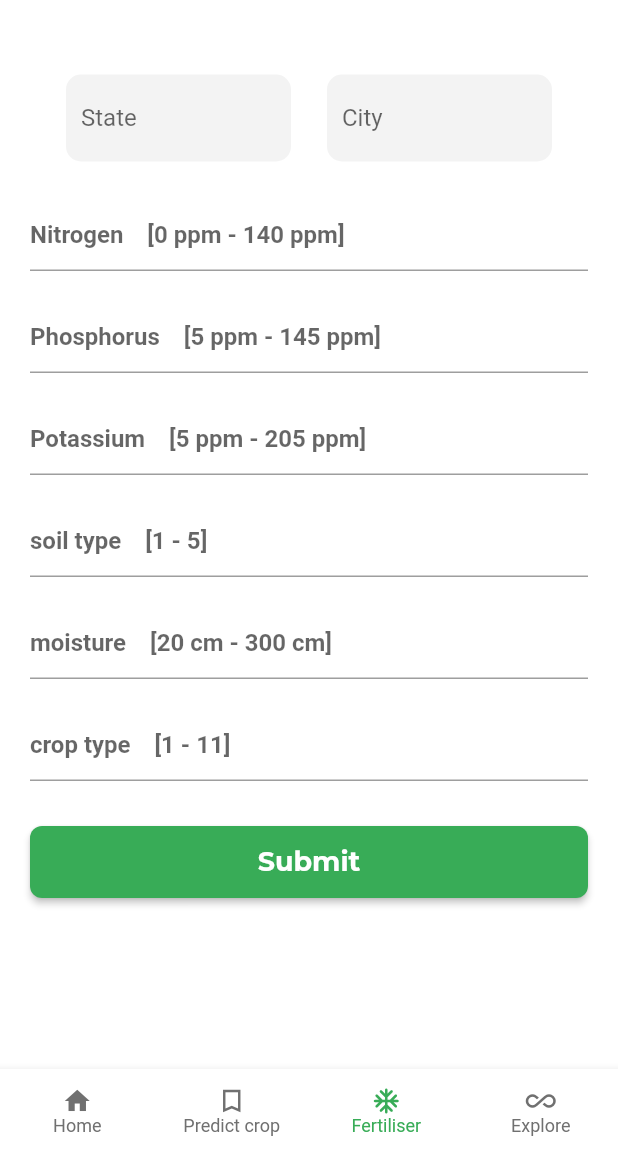
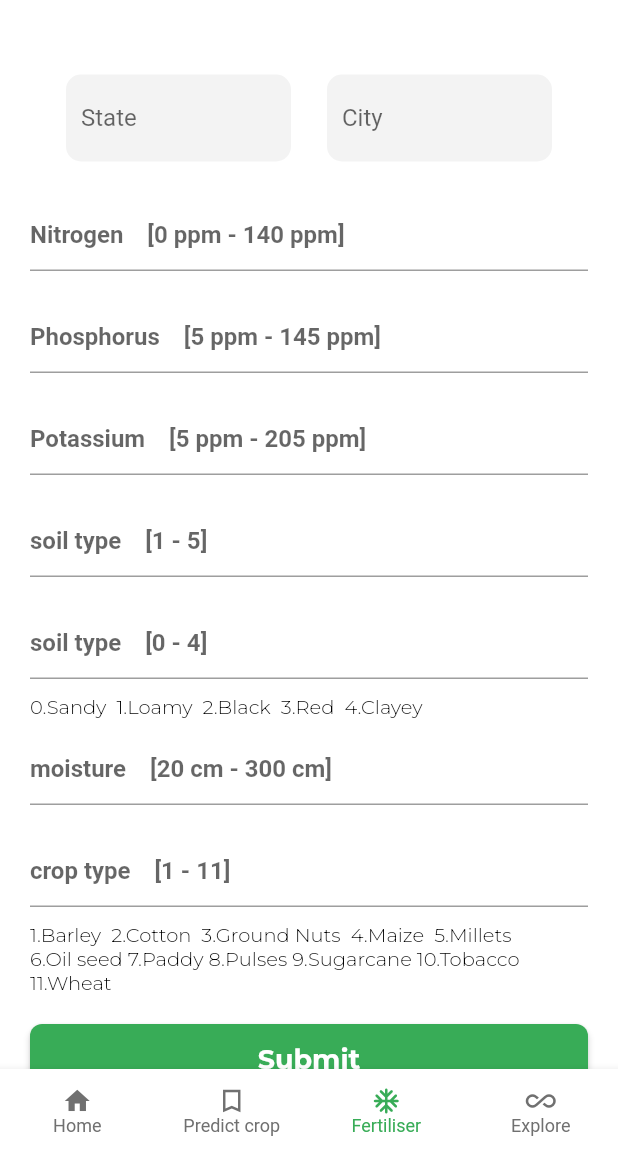
Before and after one commit to Shridhar-Atram/sihgcek, a Flutter app: the screen it shows after launch, item 3 of the bottom bar chosen, on a phone screen of 412 x 824 dp, the part 83-1236 px from its top. Run offline on Flutter 3.47's test engine with Material 2 defaults, Android fonts, the phone set to English and light mode, and no system bars; our stand-ins replace cached_network_image, cloud_firestore, firebase_auth, firebase_core, firebase_storage, flutter_easyloading and 6 more; accounts and stored records are empty.

Commit message:
final Commit

```diff
--- a/lib/view/screens/general/fer_prediction/crop_prediction_screen.dart
+++ b/lib/view/screens/general/fer_prediction/crop_prediction_screen.dart
@@ -67,9 +67,13 @@ class _BuyerHomeScreenState extends State<FerPrediction> {
               TextInputController.generalTextInputController(
                   context, 'soil type', soilType , "1" , "5"),
               TextInputController.generalTextInputController(
+                  context, 'soil type', soilType , "0" , "4"),
+              TextHelper.textWithColorSize("0.Sandy  1.Loamy  2.Black  3.Red  4.Clayey", 13, Colors.black),
+              TextInputController.generalTextInputController(
                   context, 'moisture', moisture , "20 cm" , "300 cm"),
               TextInputController.generalTextInputController(
                   context, 'crop type', cropType , "1" , "11"),
+              TextHelper.textWithColorSize("1.Barley  2.Cotton  3.Ground Nuts  4.Maize  5.Millets\n6.Oil seed 7.Paddy 8.Pulses 9.Sugarcane 10.Tobacco 11.Wheat", 13, Colors.black),
               // TextInputController.generalTextInputController(
               //     context, 'Temperature', temperature),
               // TextInputController.generalTextInputController(
```
